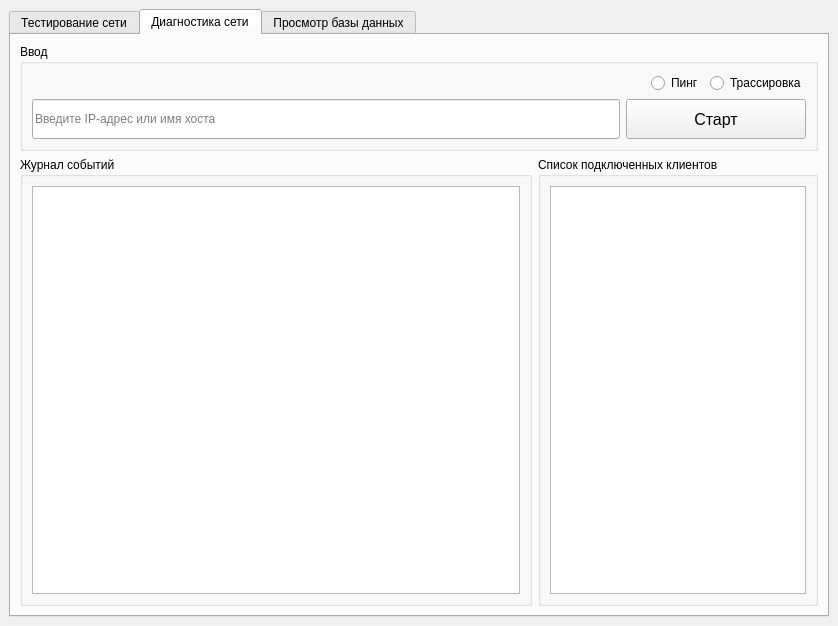
First picture: the form in interface.ui, repository darararrik/dz, before the edit.
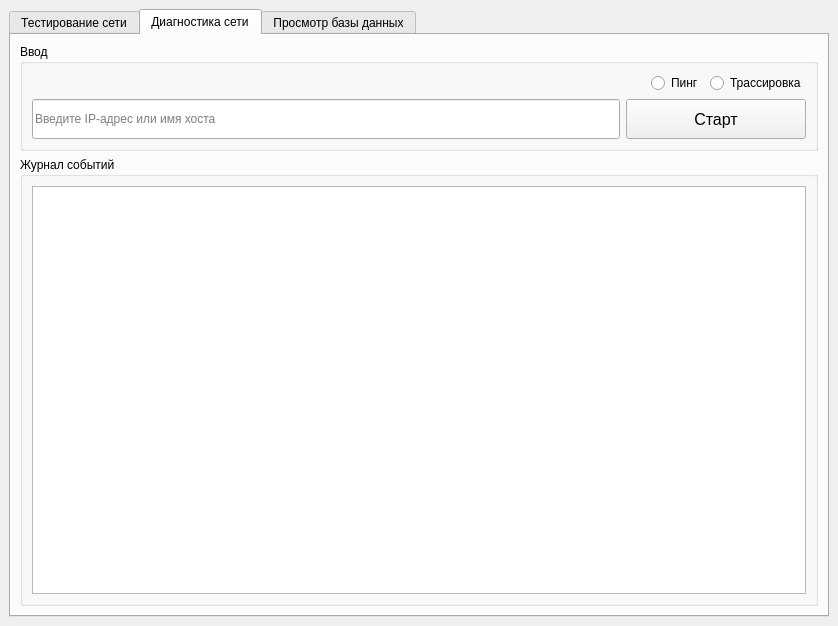
Second picture: the form after the edit. The open tabs and pages were chosen to show the change. Custom widgets are drawn as their Qt base class.

Commit message:
Перенесена логика ping.py в main_window.py. Интегрирован функционал в общий функционал программы
В interface.ui был удален ненужный виджет

Удалены ping.py и папка "Старый клиент"

```diff
--- a/interface.ui
+++ b/interface.ui
@@ -469,31 +469,6 @@
             </layout>
            </widget>
           </item>
-          <item>
-           <widget class="QGroupBox" name="groupBox_2">
-            <property name="sizePolicy">
-             <sizepolicy hsizetype="Preferred" vsizetype="Preferred">
-              <horstretch>0</horstretch>
-              <verstretch>0</verstretch>
-             </sizepolicy>
-            </property>
-            <property name="title">
-             <string>Список подключенных клиентов</string>
-            </property>
-            <layout class="QVBoxLayout" name="verticalLayout_13">
-             <item>
-              <widget class="QListWidget" name="pingClientsList">
-               <property name="sizePolicy">
-                <sizepolicy hsizetype="Minimum" vsizetype="Minimum">
-                 <horstretch>0</horstretch>
-                 <verstretch>0</verstretch>
-                </sizepolicy>
-               </property>
-              </widget>
-             </item>
-            </layout>
-           </widget>
-          </item>
          </layout>
         </item>
        </layout>
```
Left out of the diff: 4 changed lines with no effect on the pictures. The commit also changes 4 other files.
